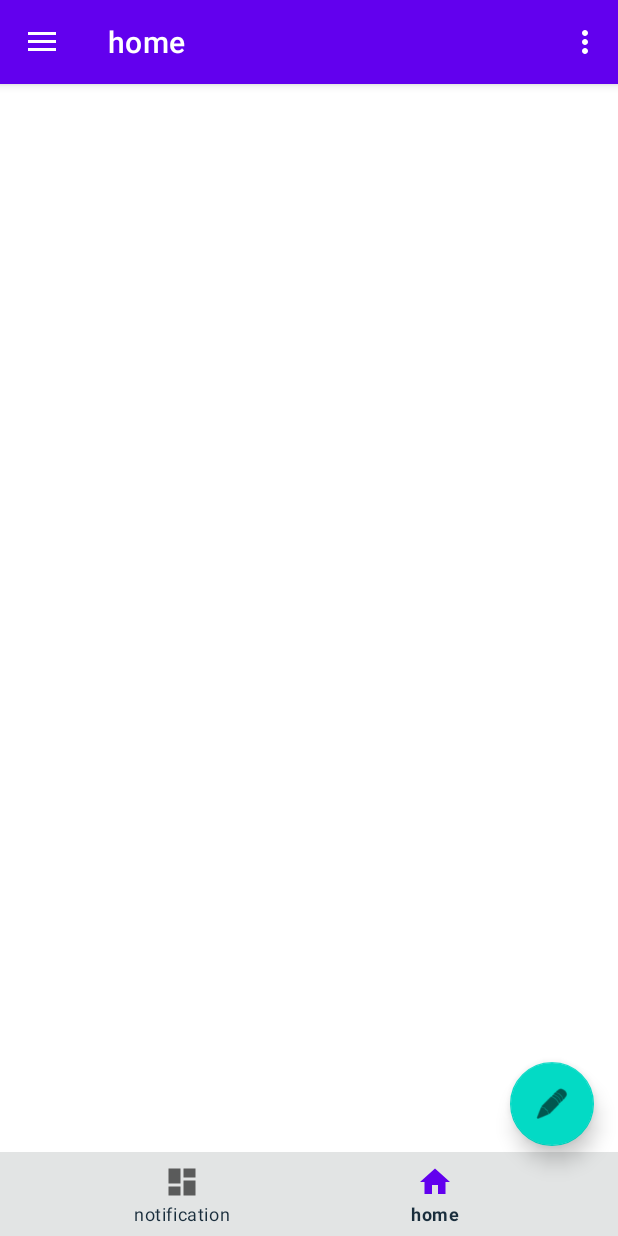
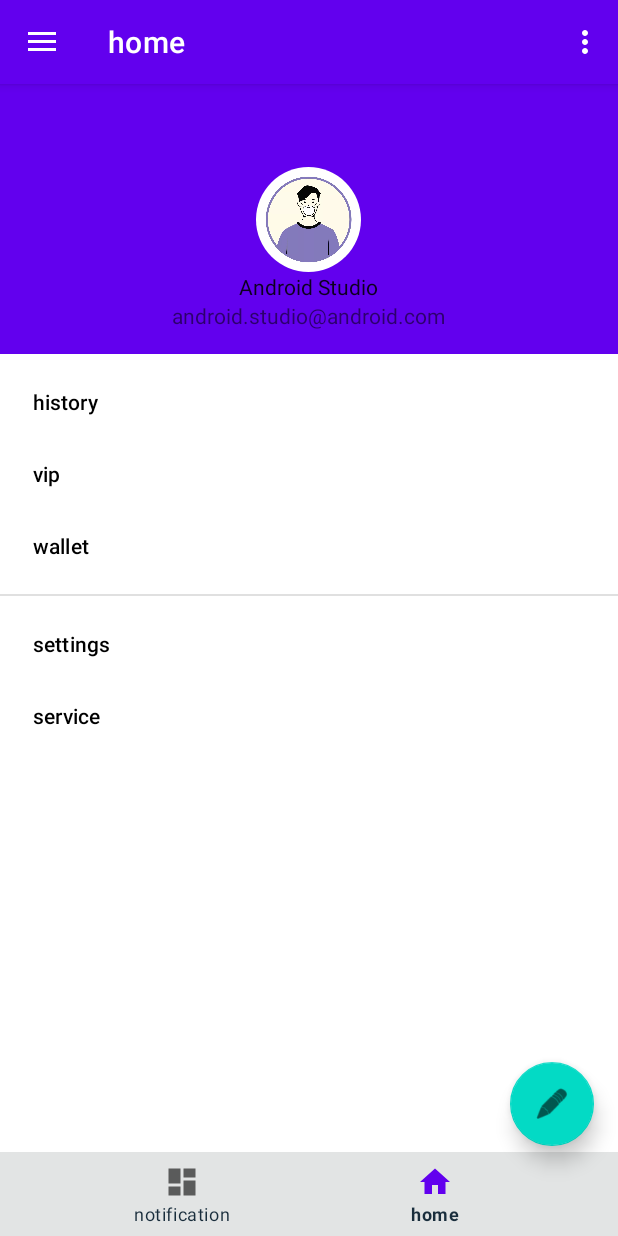
Before and after one commit to immaturehearts/EPCMSystem, an Android app: the NavigationActivity screen opened directly, with no data from a screen before it, item 2 of the bottom bar chosen, on a phone screen of 412 x 824 dp. Run offline under Robolectric (Android 15) with nearby library versions, the phone set to English and light mode, and no system bars; our stand-ins replace CircleImageView, navigation-ui; libraries missing offline, so code that uses them is left out: com.baidu.location, com.baidu.mapapi; 19 statements that could not run were skipped.

Commit message:
个人中心界面

```diff
--- a/app/build.gradle
+++ b/app/build.gradle
@@ -59,6 +59,7 @@ dependencies {
     implementation 'androidx.navigation:navigation-ui:2.3.5'
     implementation 'androidx.legacy:legacy-support-v4:1.0.0'
     implementation 'androidx.recyclerview:recyclerview:1.2.0'
+    implementation 'androidx.preference:preference:1.1.1'
     androidTestImplementation 'androidx.test.ext:junit:1.1.2'
     androidTestImplementation 'androidx.test.espresso:espresso-core:3.3.0'
     implementation fileTree(dir: 'libs', includes: ['*.jar'])
--- a/app/src/main/java/com/example/epcmsystem/ui/home/HomeFragment.java
+++ b/app/src/main/java/com/example/epcmsystem/ui/home/HomeFragment.java
@@ -2,8 +2,10 @@ package com.example.epcmsystem.ui.home;
 
 import android.os.Bundle;
 import android.view.LayoutInflater;
+import android.view.MenuItem;
 import android.view.View;
 import android.view.ViewGroup;
+import android.widget.LinearLayout;
 import android.widget.TextView;
 
 import androidx.annotation.NonNull;
@@ -14,11 +16,13 @@ import androidx.lifecycle.ViewModelProvider;
 
 import com.example.epcmsystem.R;
 import com.example.epcmsystem.databinding.FragmentHomeBinding;
+import com.google.android.material.navigation.NavigationView;
 
 public class HomeFragment extends Fragment {
 
     private HomeViewModel homeViewModel;
     private FragmentHomeBinding binding;
+    private LinearLayout layout;
 
     public View onCreateView(@NonNull LayoutInflater inflater,
                              ViewGroup container, Bundle savedInstanceState) {
@@ -27,14 +31,16 @@ public class HomeFragment extends Fragment {
 
         binding = FragmentHomeBinding.inflate(inflater, container, false);
         View root = binding.getRoot();
+        layout = (LinearLayout) root.findViewById(R.id.home_ll);
 
-        final TextView textView = binding.textHome;
-        homeViewModel.getText().observe(getViewLifecycleOwner(), new Observer<String>() {
-            @Override
-            public void onChanged(@Nullable String s) {
-                textView.setText(s);
-            }
-        });
+//        NavigationView myselfView = (NavigationView) root.findViewById(R.id.home_nv);
+//        myselfView.setNavigationItemSelectedListener(new NavigationView.OnNavigationItemSelectedListener() {
+//            @Override
+//            public boolean onNavigationItemSelected(@NonNull MenuItem item) {
+//                return false;
+//            }
+//        });
+
         return root;
     }
 
--- a/app/src/main/res/layout/activity_navigation.xml
+++ b/app/src/main/res/layout/activity_navigation.xml
@@ -10,12 +10,12 @@
 
     <LinearLayout
         android:layout_width="match_parent"
-        android:layout_height="wrap_content"
+        android:layout_height="match_parent"
         android:orientation="vertical">
 
         <LinearLayout
             android:layout_width="match_parent"
-            android:layout_height="wrap_content"
+            android:layout_height="0dp"
             android:orientation="vertical"
             android:layout_weight="1">
 
@@ -24,7 +24,6 @@
                 android:name="androidx.navigation.fragment.NavHostFragment"
                 android:layout_width="match_parent"
                 android:layout_height="wrap_content"
-                android:layout_weight="1"
                 app:defaultNavHost="true"
                 app:layout_constraintHorizontal_bias="0.0"
                 app:layout_constraintLeft_toLeftOf="parent"
--- a/app/src/main/res/layout/fragment_home.xml
+++ b/app/src/main/res/layout/fragment_home.xml
@@ -1,23 +1,27 @@
 <?xml version="1.0" encoding="utf-8"?>
-<androidx.constraintlayout.widget.ConstraintLayout xmlns:android="http://schemas.android.com/apk/res/android"
+<LinearLayout xmlns:android="http://schemas.android.com/apk/res/android"
     xmlns:app="http://schemas.android.com/apk/res-auto"
     xmlns:tools="http://schemas.android.com/tools"
+    android:id="@+id/home_ll"
     android:layout_width="match_parent"
-    android:layout_height="match_parent"
-    android:visibility="gone"
+    android:layout_height="wrap_content"
+    android:fitsSystemWindows="true"
+    android:gravity="center"
+    android:orientation="vertical"
     tools:context=".ui.home.HomeFragment">
 
-    <TextView
-        android:id="@+id/text_home"
+    <!--    <include-->
+    <!--        android:id="@+id/app_bar_navigation"-->
+    <!--        layout="@layout/app_bar_navigation"-->
+    <!--        android:layout_width="match_parent"-->
+    <!--        android:layout_height="match_parent" />-->
+
+    <com.google.android.material.navigation.NavigationView
+        android:id="@+id/home_nv"
         android:layout_width="match_parent"
-        android:layout_height="wrap_content"
-        android:layout_marginStart="8dp"
-        android:layout_marginTop="8dp"
-        android:layout_marginEnd="8dp"
-        android:textAlignment="center"
-        android:textSize="20sp"
-        app:layout_constraintBottom_toBottomOf="parent"
-        app:layout_constraintEnd_toEndOf="parent"
-        app:layout_constraintStart_toStartOf="parent"
-        app:layout_constraintTop_toTopOf="parent" />
-</androidx.constraintlayout.widget.ConstraintLayout>
+        android:layout_height="match_parent"
+        android:layout_gravity="center"
+        app:headerLayout="@layout/home_header"
+        app:menu="@menu/home_menu" />
+
+</LinearLayout>
--- /dev/null
+++ b/app/src/main/res/layout/home_header.xml
@@ -0,0 +1,42 @@
+<?xml version="1.0" encoding="utf-8"?>
+<LinearLayout xmlns:android="http://schemas.android.com/apk/res/android"
+    android:layout_width="match_parent"
+    android:layout_height="180dp"
+    android:orientation="vertical"
+    android:gravity="bottom|center"
+    android:paddingLeft="@dimen/activity_horizontal_margin"
+    android:paddingTop="@dimen/activity_vertical_margin"
+    android:paddingRight="@dimen/activity_horizontal_margin"
+    android:paddingBottom="@dimen/activity_vertical_margin"
+    android:background="?attr/colorPrimary">
+
+    <de.hdodenhof.circleimageview.CircleImageView
+        android:id="@+id/user_image"
+        android:layout_width="70dp"
+        android:layout_height="70dp"
+        android:src="@drawable/mask1"
+        android:layout_centerInParent="true"/>
+
+<!--    <TextView-->
+<!--        android:id="@+id/user_name"-->
+<!--        android:layout_width="wrap_content"-->
+<!--        android:layout_height="wrap_content"-->
+<!--        android:layout_alignParentBottom="true"-->
+<!--        android:textColor="#FFF"-->
+<!--        android:textSize="14sp"/>-->
+
+    <TextView
+        android:id="@+id/user_name"
+        android:layout_width="wrap_content"
+        android:layout_height="wrap_content"
+        android:layout_alignParentBottom="true"
+        android:text="@string/nav_header_title"
+        android:textAppearance="@style/TextAppearance.AppCompat.Body1" />
+
+    <TextView
+        android:id="@+id/textView"
+        android:layout_width="wrap_content"
+        android:layout_height="wrap_content"
+        android:text="@string/nav_header_subtitle" />
+
+</LinearLayout>
--- /dev/null
+++ b/app/src/main/res/menu/home_menu.xml
@@ -0,0 +1,34 @@
+<?xml version="1.0" encoding="utf-8"?>
+<menu xmlns:android="http://schemas.android.com/apk/res/android">
+    <group android:id="@+id/mmg1" android:checkableBehavior="single">
+        <item
+            android:id="@+id/history"
+            android:title="history"/>
+
+        <item
+            android:id="@+id/vip"
+            android:title="vip"/>
+
+        <item
+            android:id="@+id/wallet"
+            android:title="wallet"/>
+    </group>
+
+    <group android:id="@+id/mmg2" android:checkableBehavior="single">
+        <item
+            android:id="@+id/settings"
+            android:title="settings"/>
+
+        <item
+            android:id="@+id/service"
+            android:title="service"/>
+    </group>
+
+<!--    <group android:id="@+id/mmg3" android:checkableBehavior="single">-->
+<!--        <item-->
+<!--            android:id="@+id/logout"-->
+<!--            android:title="@string/item_logout"/>-->
+
+<!--    </group>-->
+
+</menu>
```
Also changed, not shown: app/src/main/AndroidManifest.xml (+5 -2 lines), app/src/main/java/com/example/epcmsystem/UploadActivity.java (added, +14 -0 lines), app/src/main/res/layout/activity_upload.xml (added, +9 -0 lines), app/src/main/res/values/arrays.xml (added, +12 -0 lines), app/src/main/res/values/strings.xml (+16 -0 lines), app/src/main/res/xml/root_preferences.xml (added, +35 -0 lines).
